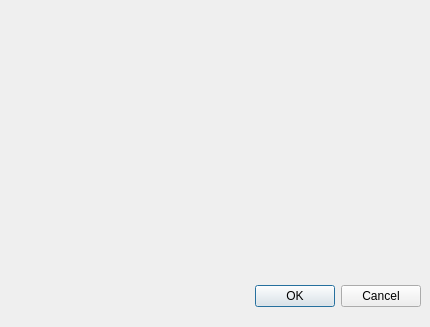
This is SilkRoute/Suppliers/supplieractiondialog.ui in kalouantonis/SilkRoute as Qt 5 draws it before an edit. The edited form follows.
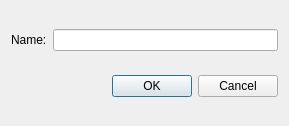
This is the edited form.

Diff of the .ui file:
```diff
--- a/SilkRoute/Suppliers/supplieractiondialog.ui
+++ b/SilkRoute/Suppliers/supplieractiondialog.ui
@@ -6,22 +6,30 @@
    <rect>
     <x>0</x>
     <y>0</y>
-    <width>430</width>
-    <height>327</height>
+    <width>289</width>
+    <height>126</height>
    </rect>
   </property>
   <property name="windowTitle">
    <string>Dialog</string>
   </property>
+  <layout class="QVBoxLayout" name="verticalLayout">
+   <item>
+    <layout class="QHBoxLayout" name="horizontalLayout">
+     <item>
+      <widget class="QLabel" name="label">
+       <property name="text">
+        <string>Name:</string>
+       </property>
+      </widget>
+     </item>
+     <item>
+      <widget class="QLineEdit" name="txtName"/>
+     </item>
+    </layout>
+   </item>
+   <item>
   <widget class="QDialogButtonBox" name="buttonBox">
-   <property name="geometry">
-    <rect>
-     <x>80</x>
-     <y>280</y>
-     <width>341</width>
-     <height>32</height>
-    </rect>
-   </property>
    <property name="orientation">
     <enum>Qt::Horizontal</enum>
    </property>
@@ -29,6 +37,8 @@
     <set>QDialogButtonBox::Cancel|QDialogButtonBox::Ok</set>
    </property>
   </widget>
+   </item>
+  </layout>
  </widget>
  <resources/>
  <connections>
```
Lines whose indentation alone changed are shown as unchanged.
